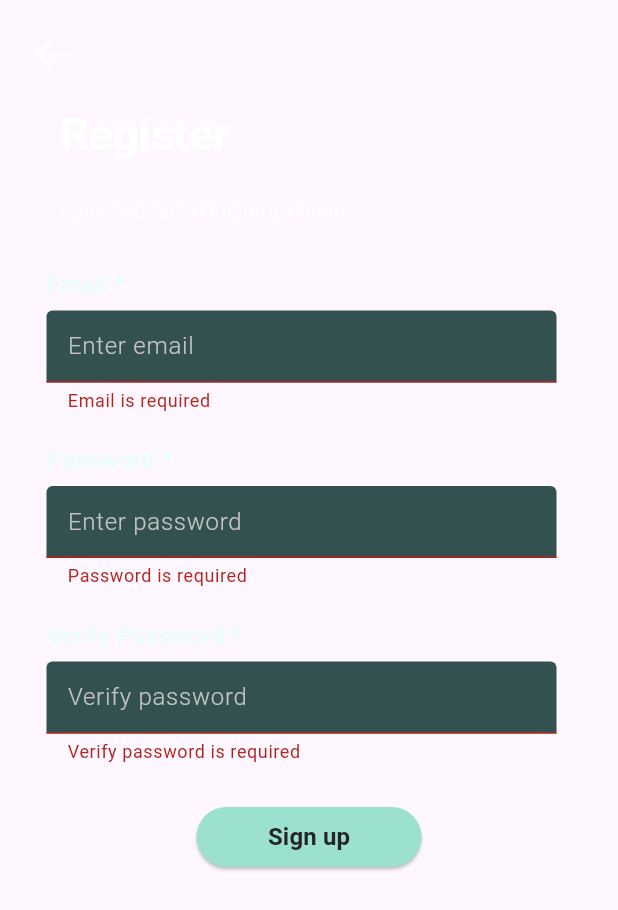
After one commit to nataliaamah/hawa_v2, a Flutter app: the SignUp2 screen opened directly, after a tap on "Sign up", on a phone screen of 412 x 824 dp. The commit adds this screen. Shown: the top 910 px of the screen. Run offline on Flutter 3.47's test engine with Material 3 defaults, Android fonts, the light colour scheme and no system bars; our stand-ins replace firebase_auth, firebase_core, shared_preferences, smooth_page_indicator; accounts and stored records are empty.

Commit message:
few fixes in signup

```diff
--- a/lib/signup_page.dart
+++ b/lib/signup_page.dart
@@ -1,5 +1,6 @@
 import 'package:flutter/material.dart';
 import 'package:flutter/widgets.dart';
+import 'package:hawa_v1/signup_page2.dart';
 import 'package:intl/intl.dart';
 import 'package:hawa_v1/home_page.dart';
 import 'package:hawa_v1/login_page.dart';
@@ -28,16 +29,13 @@ class _SignUpState extends State<SignUp>{
       lastDate: DateTime.now(),
     );
     if (selectedDate != null) {
-      dateOfBirthController.text = DateFormat('dd-MM-yy').format(selectedDate);
+      dateOfBirthController.text = DateFormat('dd-MM-yyyy').format(selectedDate);
     }
   }
 
   void _submitForm(BuildContext context) { // Ensure context is passed here
     if (_formKey.currentState!.validate()) {
-      ScaffoldMessenger.of(context).showSnackBar(
-        SnackBar(content: Text('Sign up Successful!')),
-      );
-      Navigator.push(context, MaterialPageRoute(builder: (context) => HomePage(title: "Home",)),);
+      Navigator.push(context, MaterialPageRoute(builder: (context) => SignUp2()),);
     } else {
       setState(() {
         _autoValidate = true;
@@ -131,7 +129,7 @@ class _SignUpState extends State<SignUp>{
                             ),
                             minimumSize: Size(250.0, 40.0),
                           ),
-                          child: Text('Sign in', style: TextStyle(
+                          child: Text('Continue', style: TextStyle(
                             fontFamily: 'Roboto',
                             fontWeight: FontWeight.w700,
                             fontSize: 16.0,
@@ -203,6 +201,7 @@ class _SignUpState extends State<SignUp>{
                   }
                   return null;
                 },
+                style: TextStyle(color: Color.fromARGB(255, 255, 255, 255)),
               ),
             ),
           ),
@@ -265,7 +264,8 @@ class _SignUpState extends State<SignUp>{
                         return 'Date of birth is required';
                       }
                       return null;
-                    }
+                    },
+                    style: TextStyle(color: Color.fromARGB(255, 255, 255, 255)),
                   ),
                 ),
               ),
@@ -323,6 +323,7 @@ class _SignUpState extends State<SignUp>{
                 ),
                 iconEnabledColor: Color(0xFF9CE1CF),
                 iconDisabledColor: Colors.grey,
+                style: TextStyle(color: Color.fromARGB(255, 255, 255, 255)),
                 items: <String>['A+', 'A-', 'B+', 'B-', 'AB+', 'AB-', 'O+', 'O-']
                     .map((String value) {
                   return DropdownMenuItem<String>(
@@ -386,6 +387,7 @@ class _SignUpState extends State<SignUp>{
                     fontWeight: FontWeight.w300
                   ),
                 ),
+                style: TextStyle(color: Color.fromARGB(255, 255, 255, 255)),
               ),
             ),
           ),
@@ -439,6 +441,7 @@ class _SignUpState extends State<SignUp>{
                     fontWeight: FontWeight.w300
                   ),
                 ),
+                style: TextStyle(color: Color.fromARGB(255, 255, 255, 255)),
               ),
             ),
           ),
--- /dev/null
+++ b/lib/signup_page2.dart
@@ -0,0 +1,340 @@
+import 'package:flutter/material.dart';
+import 'package:flutter/widgets.dart';
+import 'package:hawa_v1/home_page.dart';
+import 'package:hawa_v1/login_page.dart';
+
+class SignUp2 extends StatefulWidget {
+  SignUp2({Key? key}) : super(key: key);
+
+  @override
+  _SignUp2State createState() => _SignUp2State();
+}
+
+class _SignUp2State extends State<SignUp2> {
+  final _formKey = GlobalKey<FormState>();
+  bool _autoValidate = false;
+  final TextEditingController emailController = TextEditingController();
+  final TextEditingController passwordController = TextEditingController();
+  final TextEditingController verifyPasswordController = TextEditingController();
+
+  void _submitForm(BuildContext context) {
+    if (_formKey.currentState!.validate()) {
+      ScaffoldMessenger.of(context).showSnackBar(
+        SnackBar(content: Text('Sign up Successful!')),
+      );
+      Navigator.push(context, MaterialPageRoute(builder: (context) => HomePage(title: "Home",)),);
+    } else {
+      setState(() {
+        _autoValidate = true;
+      });
+    }
+  }
+
+  @override
+  Widget build(BuildContext context) {
+    return SafeArea(
+      child: Scaffold(
+        body: SingleChildScrollView(
+          child: Container(
+            width: double.maxFinite,
+            padding: EdgeInsets.symmetric(horizontal: 20),
+            child: Form(
+              key: _formKey,
+              autovalidateMode: _autoValidate
+                  ? AutovalidateMode.always
+                  : AutovalidateMode.disabled,
+              child: Column(
+                crossAxisAlignment: CrossAxisAlignment.start,
+                mainAxisAlignment: MainAxisAlignment.center,
+                children: [
+                  SizedBox(height: 20),
+                  GestureDetector(
+                    onTap: () {
+                      Navigator.pop(context);
+                    },
+                    child: Image.asset(
+                      'assets/images/backArrow.png',
+                      height: 32,
+                      width: 32,
+                    ),
+                  ),
+                  SizedBox(height: 20),
+                  Container(
+                    width: double.infinity,
+                    margin: EdgeInsets.only(left: 20, right: 20, bottom: 10),
+                    child: RichText(
+                      text: TextSpan(
+                        children: [
+                          TextSpan(
+                            text: "Register\n",
+                            style: TextStyle(
+                              fontFamily: 'Roboto',
+                              fontWeight: FontWeight.w700,
+                              fontSize: 30.0,
+                              color: Color.fromRGBO(255, 255, 255, 1),
+                            ),
+                          ),
+                          WidgetSpan(
+                              child: Text("\n"),
+                              style: TextStyle(fontSize: 10)),
+                          TextSpan(
+                            text: "Enter your account information",
+                            style: TextStyle(
+                              fontFamily: 'Roboto',
+                              fontWeight: FontWeight.w300,
+                              fontSize: 14.0,
+                              color: Color.fromRGBO(255, 255, 255, 1),
+                            ),
+                          ),
+                        ],
+                      ),
+                      textAlign: TextAlign.left,
+                    ),
+                  ),
+                  SizedBox(height: 20),
+                  _buildEmailSection(context),
+                  SizedBox(height: 20),
+                  _buildPasswordSection(context),
+                  SizedBox(height: 20),
+                  _buildVerifyPasswordSection(context),
+                  SizedBox(height: 20),
+                  Padding(
+                    padding: const EdgeInsets.only(top: 5, bottom: 20),
+                    child: Align(
+                      alignment: Alignment.center,
+                      child: SizedBox(
+                        width: 150,
+                        child: ElevatedButton(
+                          onPressed: () => _submitForm(context),
+                          style: ElevatedButton.styleFrom(
+                            backgroundColor: Color(0xFF9CE1CF),
+                            foregroundColor:
+                                const Color.fromARGB(255, 0, 0, 0),
+                            shape: RoundedRectangleBorder(
+                              borderRadius: BorderRadius.circular(20),
+                            ),
+                            minimumSize: Size(250.0, 40.0),
+                          ),
+                          child: Text(
+                            'Sign up',
+                            style: TextStyle(
+                              fontFamily: 'Roboto',
+                              fontWeight: FontWeight.w700,
+                              fontSize: 16.0,
+                              color: Color.fromRGBO(37, 37, 37, 1),
+                            ),
+                          ),
+                        ),
+                      ),
+                    ),
+                  ),
+                ],
+              ),
+            ),
+          ),
+        ),
+      ),
+    );
+  }
+
+  Widget _buildEmailSection(BuildContext context) {
+    return Container(
+      margin: EdgeInsets.only(right: 20),
+      padding: EdgeInsets.symmetric(horizontal: 1),
+      child: Column(
+        crossAxisAlignment: CrossAxisAlignment.start,
+        children: [
+          Padding(
+            padding: EdgeInsets.only(left: 10),
+            child: Text(
+              "Email *",
+              style: TextStyle(
+                fontFamily: 'Roboto',
+                fontWeight: FontWeight.w400,
+                fontSize: 16.0,
+                color: Color.fromARGB(255, 231, 255, 249),
+              ),
+            ),
+          ),
+          SizedBox(height: 6),
+          Padding(
+            padding: EdgeInsets.only(left: 10),
+            child: Container(
+              width: double.infinity,
+              child: TextFormField(
+                controller: emailController,
+                textInputAction: TextInputAction.next,
+                decoration: InputDecoration(
+                  filled: true,
+                  fillColor: Color.fromARGB(255, 52, 81, 82),
+                  enabledBorder: OutlineInputBorder(
+                    borderRadius: BorderRadius.circular(8.0),
+                    borderSide: BorderSide(
+                        color: Color.fromARGB(255, 52, 81, 82)),
+                  ),
+                  focusedBorder: OutlineInputBorder(
+                    borderRadius: BorderRadius.circular(8.0),
+                    borderSide: BorderSide(color: Colors.blue),
+                  ),
+                  contentPadding:
+                      EdgeInsets.symmetric(vertical: 10.0, horizontal: 10.0),
+                  hintText: 'Enter email',
+                  hintStyle: TextStyle(
+                      color: Color.fromRGBO(195, 195, 195, 1),
+                      fontFamily: 'Roboto',
+                      fontWeight: FontWeight.w300),
+                ),
+                validator: (value) {
+                  if (value == null || value.isEmpty) {
+                    return 'Email is required';
+                  }
+                  if (!RegExp(
+                          r'^[^@]+@[^@]+\.[^@]+')
+                      .hasMatch(value)) {
+                    return 'Enter a valid email address';
+                  }
+                  return null;
+                },
+              ),
+            ),
+          ),
+        ],
+      ),
+    );
+  }
+
+  Widget _buildPasswordSection(BuildContext context) {
+    return Container(
+      margin: EdgeInsets.only(right: 20),
+      padding: EdgeInsets.symmetric(horizontal: 1),
+      child: Column(
+        crossAxisAlignment: CrossAxisAlignment.start,
+        children: [
+          Padding(
+            padding: EdgeInsets.only(left: 10),
+            child: Text(
+              "Password *",
+              style: TextStyle(
+                fontFamily: 'Roboto',
+                fontWeight: FontWeight.w400,
+                fontSize: 16.0,
+                color: Color.fromARGB(255, 231, 255, 249),
+              ),
+            ),
+          ),
+          SizedBox(height: 6),
+          Padding(
+            padding: EdgeInsets.only(left: 10),
+            child: Container(
+              width: double.infinity,
+              child: TextFormField(
+                controller: passwordController,
+                obscureText: true,
+                textInputAction: TextInputAction.next,
+                decoration: InputDecoration(
+                  filled: true,
+                  fillColor: Color.fromARGB(255, 52, 81, 82),
+                  enabledBorder: OutlineInputBorder(
+                    borderRadius: BorderRadius.circular(8.0),
+                    borderSide: BorderSide(
+                        color: Color.fromARGB(255, 52, 81, 82)),
+                  ),
+                  focusedBorder: OutlineInputBorder(
+                    borderRadius: BorderRadius.circular(8.0),
+                    borderSide: BorderSide(color: Colors.blue),
+                  ),
+                  contentPadding:
+                      EdgeInsets.symmetric(vertical: 10.0, horizontal: 10.0),
+                  hintText: 'Enter password',
+                  hintStyle: TextStyle(
+                      color: Color.fromRGBO(195, 195, 195, 1),
+                      fontFamily: 'Roboto',
+                      fontWeight: FontWeight.w300),
+                ),
+                validator: (value) {
+                  if (value == null || value.isEmpty) {
+                    return 'Password is required';
+                  }
+                  if (value.length < 6) {
+                    return 'Password must be at least 6 characters';
+                  }
+                  return null;
+                },
+              ),
+            ),
+          ),
+        ],
+      ),
+    );
+  }
+
+  Widget _buildVerifyPasswordSection(BuildContext context) {
+    return Container(
+      margin: EdgeInsets.only(right: 20),
+      padding: EdgeInsets.symmetric(horizontal: 1),
+      child: Column(
+        crossAxisAlignment: CrossAxisAlignment.start,
+        children: [
+          Padding(
+            padding: EdgeInsets.only(left: 10),
+            child: Text(
+              "Verify Password *",
+              style: TextStyle(
+                fontFamily: 'Roboto',
+                fontWeight: FontWeight.w400,
+                fontSize: 16.0,
+                color: Color.fromARGB(255, 231, 255, 249),
+              ),
+            ),
+          ),
+          SizedBox(height: 6),
+          Padding(
+            padding: EdgeInsets.only(left: 10),
+            child: Container(
+              width: double.infinity,
+              child: TextFormField(
+                controller: verifyPasswordController,
+                obscureText: true,
+                textInputAction: TextInputAction.done,
+                decoration: InputDecoration(
+                  filled: true,
+                  fillColor: Color.fromARGB(255, 52, 81, 82),
+                  enabledBorder: OutlineInputBorder(
+                    borderRadius: BorderRadius.circular(8.0),
+                    borderSide: BorderSide(
+                        color: Color.fromARGB(255, 52, 81, 82)),
+                  ),
+                  focusedBorder: OutlineInputBorder(
+                    borderRadius: BorderRadius.circular(8.0),
+                    borderSide: BorderSide(color: Colors.blue),
+                  ),
+                  contentPadding:
+                      EdgeInsets.symmetric(vertical: 10.0, horizontal: 10.0),
+                  hintText: 'Verify password',
+                  hintStyle: TextStyle(
+                      color: Color.fromRGBO(195, 195, 195, 1),
+                      fontFamily: 'Roboto',
+                      fontWeight: FontWeight.w300),
+                ),
+                validator: (value) {
+                  if (value == null || value.isEmpty) {
+                    return 'Verify password is required';
+                  }
+                  if (value != passwordController.text) {
+                    return 'Passwords do not match';
+                  }
+                  return null;
+                },
+              ),
+            ),
+          ),
+        ],
+      ),
+    );
+  }
+
+  void backToLogin(BuildContext context) {
+    Navigator.push(context,
+      MaterialPageRoute(builder: (context) => LoginPage()));
+  }
+}
```
